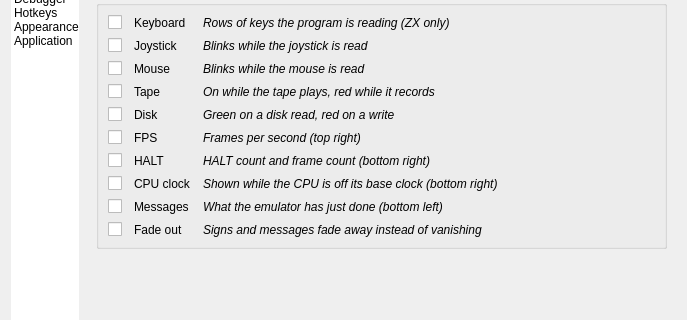
Before: the Qt Designer form ui/setupwin.ui in Volutar/xpeccy-plus, drawn with Qt 5; both pictures show x 0 to 687 and y 103 to 423 of the 687 by 909 pixel window.
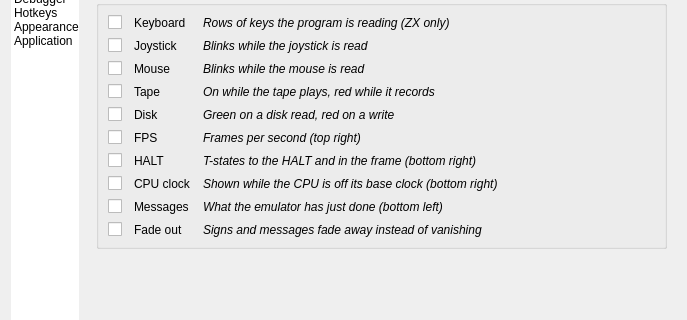
After: the same form once the commit is applied. The open tabs and pages were chosen to show the change. Icons and pictures are not drawn. Custom widgets are drawn as their Qt base class.

Commit message: Options: the HALT indicator says it shows T-states, not a frame count

The edit to the form file:
```diff
--- a/ui/setupwin.ui
+++ b/ui/setupwin.ui
@@ -3739,7 +3739,7 @@
                    </font>
                   </property>
                   <property name="text">
-                   <string>HALT count and frame count (bottom right)</string>
+                   <string>T-states to the HALT and in the frame (bottom right)</string>
                   </property>
                  </widget>
                 </item>
```
